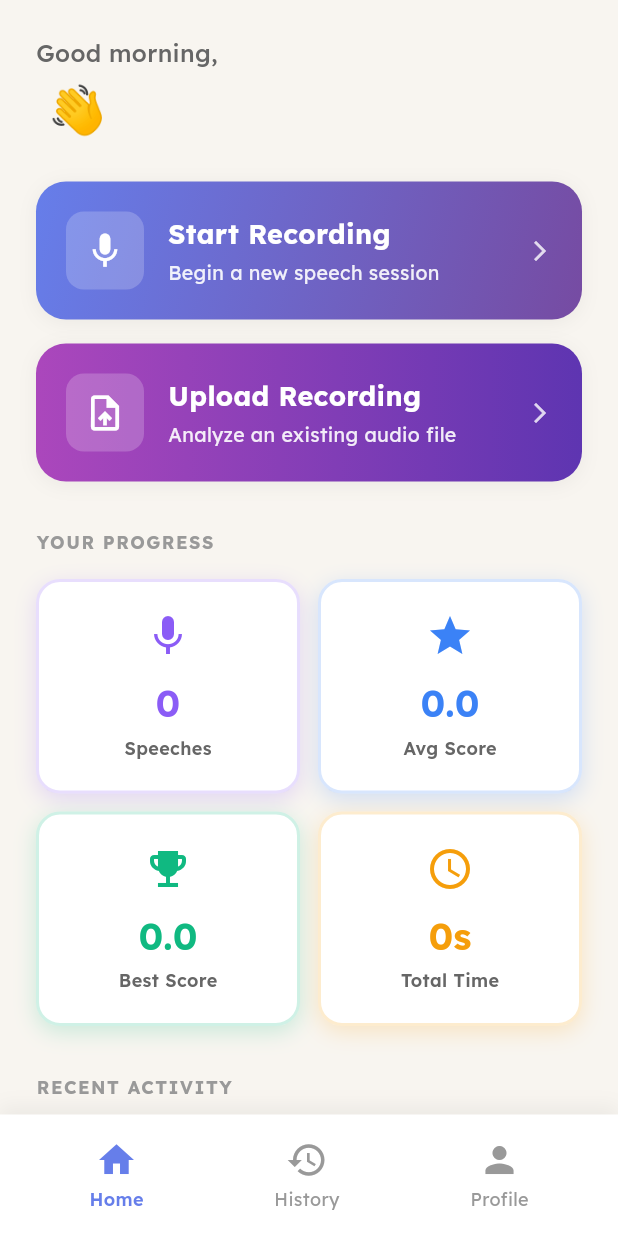
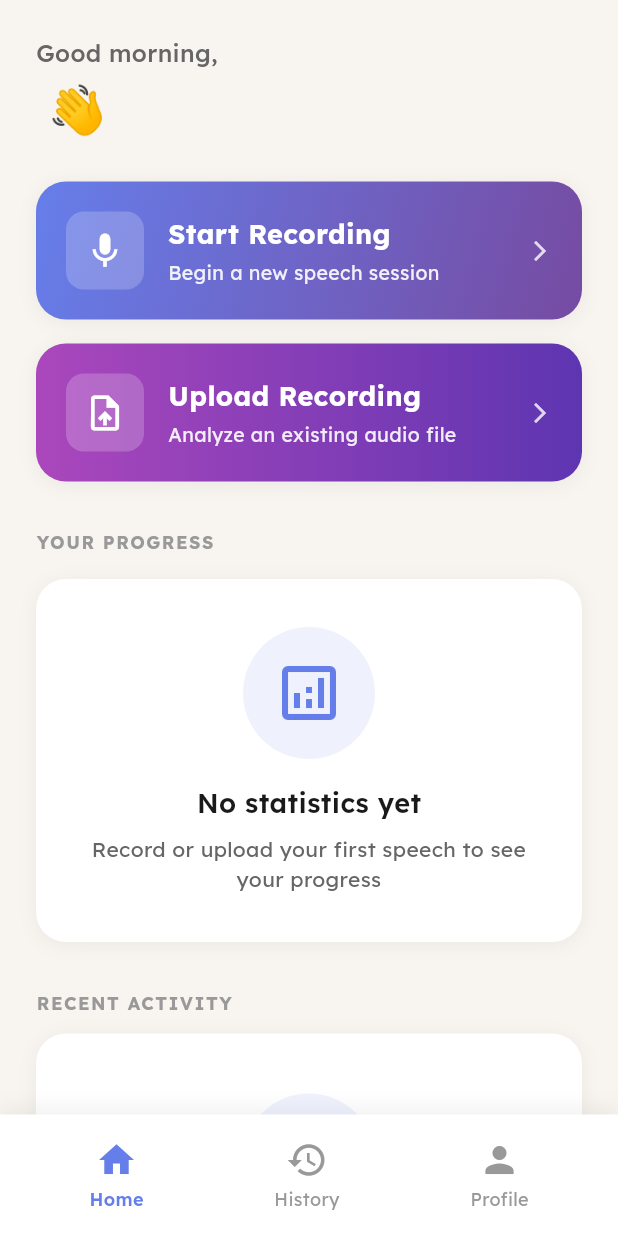
Before and after one commit to Yehan32/SpeakSharp, a Flutter app: the HomeScreen screen opened by its route, on a phone screen of 412 x 824 dp. Run offline on Flutter 3.47's test engine with Material 3 defaults, Android fonts, the phone set to English and light mode, and no system bars; our stand-ins replace audioplayers, cloud_firestore, file_picker, firebase_auth, firebase_core, fl_chart and 7 more; missing offline and left inert: record; accounts and stored records are empty; network calls fail.

Commit message:
home, api dart

```diff
--- a/frontend/lib/screens/home/home_screen.dart
+++ b/frontend/lib/screens/home/home_screen.dart
@@ -319,10 +319,14 @@ class _HomeScreenState extends State<HomeScreen> {
       return _buildEmptyStats();
     }
 
-    final totalSpeeches = _stats!['total_speeches'] as int;
-    final avgScore = (_stats!['average_score'] as num).toDouble();
-    final bestScore = (_stats!['best_score'] as num).toDouble();
-    final totalDuration = _stats!['total_duration'] as int;
+    final totalSpeeches = (_stats!['total_speeches'] ?? 0) as int;
+    final avgScore = ((_stats!['average_score'] ?? 0) as num).toDouble();
+    final bestScore = ((_stats!['best_score'] ?? 0) as num).toDouble();
+    final totalDuration = ((_stats!['total_duration'] ?? 0) as num).toInt();
+
+    if (totalSpeeches == 0) {
+      return _buildEmptyStats();
+    }
 
     return Column(
       children: [
--- a/frontend/lib/services/api_service.dart
+++ b/frontend/lib/services/api_service.dart
@@ -131,28 +131,13 @@ class ApiService {
     }
   }
 
-  /// Get user's speech history - tries backend first, falls back to Firestore directly
+  /// Get user's speech history - reads Firestore first (most reliable)
   static Future<List<Map<String, dynamic>>> getUserHistory({
     required String userId,
     int limit = 20,
     int offset = 0,
   }) async {
-    // Try backend API first
-    try {
-      final url = Uri.parse('$historyEndpoint/$userId?limit=$limit&offset=$offset');
-      final response = await http.get(url).timeout(const Duration(seconds: 15));
-
-      if (response.statusCode == 200) {
-        final data = json.decode(response.body);
-        final list = List<Map<String, dynamic>>.from(data['analyses'] ?? []);
-        if (list.isNotEmpty) return list;
-      }
-    } catch (e) {
-      debugPrint('Backend history failed, trying Firestore: $e');
-    }
-
-    // Fallback: read directly from Firestore users/{userId}/speeches/
-    // This matches the path the backend now saves to AND Firestore security rules
+    // Try Firestore directly first - this always works if rules are set correctly
     try {
       final firestoreDb = FirebaseFirestore.instance;
       final snapshot = await firestoreDb
@@ -163,11 +148,11 @@ class ApiService {
           .limit(limit)
           .get();
 
+      if (snapshot.docs.isNotEmpty) {
         return snapshot.docs.map((doc) {
           final data = Map<String, dynamic>.from(doc.data());
           data['id'] = doc.id;
           data['analysis_id'] = doc.id;
-        // Convert Firestore Timestamp to ISO string
           final recordedAt = data['recorded_at'];
           if (recordedAt is Timestamp) {
             data['timestamp'] = recordedAt.toDate().toIso8601String();
@@ -175,10 +160,25 @@ class ApiService {
           }
           return data;
         }).toList();
+      }
     } catch (e) {
-      debugPrint('Firestore history also failed: $e');
+      debugPrint('Firestore history failed: $e');
+    }
+
+    // Fallback: try backend API
+    try {
+      final url = Uri.parse('$historyEndpoint/$userId?limit=$limit&offset=$offset');
+      final response = await http.get(url).timeout(const Duration(seconds: 15));
+
+      if (response.statusCode == 200) {
+        final data = json.decode(response.body);
+        return List<Map<String, dynamic>>.from(data['analyses'] ?? []);
+      }
+    } catch (e) {
+      debugPrint('Backend history failed: $e');
+    }
+
     return [];
-    }
   }
 
   /// Get specific analysis by ID
@@ -225,42 +225,54 @@ class ApiService {
     }
   }
 
-  /// Get user statistics (from backend or Firebase)
+  /// Get user statistics - reads directly from Firestore, never throws
   static Future<Map<String, dynamic>> getUserStatistics({
     required String userId,
   }) async {
-    try {
-      // First try to get from history
-      final history = await getUserHistory(userId: userId, limit: 100);
-
-      if (history.isEmpty) {
-        return {
+    // Default safe return value
+    final defaultStats = {
       'total_speeches': 0,
       'average_score': 0.0,
       'best_score': 0.0,
       'total_duration': 0,
     };
-      }
 
-      // Calculate statistics
-      int totalSpeeches = history.length;
+    try {
+      // Read directly from Firestore - most reliable, no backend needed
+      final firestoreDb = FirebaseFirestore.instance;
+      final snapshot = await firestoreDb
+          .collection('users')
+          .doc(userId)
+          .collection('speeches')
+          .get();
+
+      if (snapshot.docs.isEmpty) return defaultStats;
+
+      int totalSpeeches = snapshot.docs.length;
       double totalScore = 0;
       double bestScore = 0;
       int totalDuration = 0;
 
-      for (var analysis in history) {
-        double score = (analysis['overall_score'] ?? 0).toDouble();
-        totalScore += score;
-        if (score > bestScore) bestScore = score;
+      for (final doc in snapshot.docs) {
+        final data = doc.data();
 
-        // Parse duration if available
-        var duration = analysis['duration'];
-        if (duration != null && duration['seconds'] != null) {
-          totalDuration += (duration['seconds'] as num).toInt();
+        // Overall score
+        final score = (data['overall_score'] ?? 0);
+        final scoreDouble = score is num ? score.toDouble() : 0.0;
+        totalScore += scoreDouble;
+        if (scoreDouble > bestScore) bestScore = scoreDouble;
+
+        // Duration - stored as string like "5-7 minutes" or seconds int
+        // Just count speeches, don't try to parse duration string
+        final dur = data['speech_duration'];
+        if (dur is num) {
+          totalDuration += dur.toInt();
         }
       }
 
-      double averageScore = totalScore / totalSpeeches;
+      final averageScore = totalSpeeches > 0
+          ? totalScore / totalSpeeches
+          : 0.0;
 
       return {
         'total_speeches': totalSpeeches,
@@ -269,7 +281,8 @@ class ApiService {
         'total_duration': totalDuration,
       };
     } catch (e) {
-      throw Exception('Failed to get statistics: $e');
+      debugPrint('getUserStatistics error: $e');
+      return defaultStats; // Always return safe default, never throw
     }
   }
 
```
Lines whose indentation alone changed are shown as unchanged.
